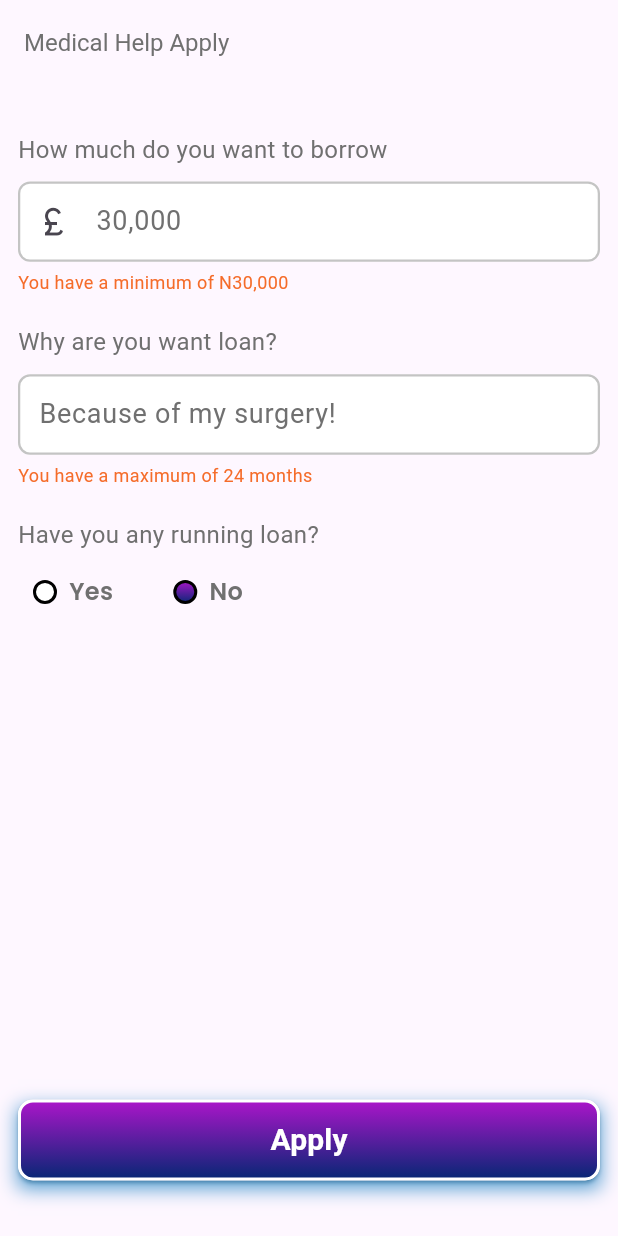
After one commit to shahidulislam-dev/NGO_Loan_App, a Flutter app: the MedicalHelpApply screen opened directly, on a phone screen of 412 x 824 dp. The commit adds this screen. Run offline on Flutter 3.47's test engine with Material 3 defaults, Android fonts, the phone set to English and light mode, and no system bars; our stand-ins replace carousel_slider, cloud_firestore, dotted_border, dropdown_button2, firebase_auth, firebase_core and 8 more; accounts and stored records are empty.

Commit message:
"Medical Help Screens"

```diff
--- /dev/null
+++ b/ngo_loan_app/lib/features/loan/presention/screens/medical/help/medical_help_apply.dart
@@ -0,0 +1,94 @@
+import 'package:get/get.dart';
+import 'package:ngo_app/common/const/const.dart';
+import 'package:ngo_app/features/loan/presention/screens/widgets/loan_text_field.dart';
+import 'package:ngo_app/widgets_common/custom_button.dart';
+import 'package:ngo_app/widgets_common/custom_radio.dart';
+import 'package:ngo_app/widgets_common/custom_text.dart';
+
+class MedicalHelpApply extends StatefulWidget {
+  const MedicalHelpApply({super.key});
+
+  @override
+  State<MedicalHelpApply> createState() => _MedicalHelpApplyState();
+}
+
+class _MedicalHelpApplyState extends State<MedicalHelpApply> {
+
+  TextEditingController controller = TextEditingController();
+  String selectedOption = "No";
+  @override
+  Widget build(BuildContext context) {
+
+
+    return Scaffold(
+      appBar: AppBar(
+        title: const CustomText("Medical Help Apply",
+          size: 16,
+          color: AppColors.darkGrey,),
+      ),
+      body: Padding(
+        padding: const EdgeInsets.all(12.0),
+        child: Column(
+          children: [
+            Expanded(
+              child: SingleChildScrollView(
+                physics: const BouncingScrollPhysics(),
+                child: Column(
+                  crossAxisAlignment: CrossAxisAlignment.start,
+                  children: [
+                    const SizedBox(height: 20),
+                    LoanTextField(
+                        controller: controller,
+                        hintText: "30,000",
+                      prefixIcon: const Icon(Icons.currency_pound),
+                      title: "How much do you want to borrow",
+                      instructions: "You have a minimum of N30,000",
+                      keyboardType: TextInputType.number,
+                    ),
+                    const SizedBox(height: 20),
+                    LoanTextField(
+                      controller: controller,
+                      hintText: "Because of my surgery!",
+                      title: "Why are you want loan?",
+                      instructions: "You have a maximum of 24 months",
+                      keyboardType: TextInputType.text,
+                    ),
+
+
+                    const SizedBox(height: 20),
+                    const CustomText(
+                      "Have you any running loan?",
+                      size: 16,
+                      color: AppColors.darkGrey,
+                    ),
+                    const SizedBox(height: 15),
+                    Padding(
+                      padding: const EdgeInsets.only(left: 10.0),
+                      child: Row(
+                        children: [
+                          customRadio("Yes", selectedOption, (val) {
+                            setState(() => selectedOption = val);
+                          }),
+                          const SizedBox(width: 20),
+                          customRadio("No", selectedOption, (val) {
+                            setState(() => selectedOption = val);
+                          }),
+                        ],
+                      ),),
+                    const SizedBox(height: 20),
+                  ],
+                ),
+              ),
+            ),
+            customButton(
+              onPressed: ()  {
+              },
+              text: "Apply",
+            ),
+            const SizedBox(height: 25),
+          ],
+        ),
+      ),
+    );
+  }
+}
--- /dev/null
+++ b/ngo_loan_app/lib/features/loan/presention/screens/widgets/loan_text_field.dart
@@ -0,0 +1,77 @@
+import 'package:ngo_app/common/const/const.dart';
+import 'package:ngo_app/widgets_common/custom_text.dart';
+
+class LoanTextField extends StatelessWidget {
+  final TextEditingController controller;
+  final TextInputType? keyboardType;
+  final String? hintText;
+  final String? title;
+  final String? instructions;
+  final Widget? prefixIcon;
+  final VoidCallback? onTap;
+
+  const LoanTextField({
+    super.key,
+    required this.controller,
+    this.keyboardType,
+    required this.hintText,
+    this.title,
+    this.instructions,
+    this.prefixIcon,
+    this.onTap,
+  });
+
+  @override
+  Widget build(BuildContext context) {
+    double height = MediaQuery.of(context).size.height;
+    double width = MediaQuery.of(context).size.width;
+
+    return Column(
+      crossAxisAlignment: CrossAxisAlignment.start,
+      children: [
+         CustomText(
+          title!,
+          size: 16,
+          color: AppColors.darkGrey,
+        ),
+        const SizedBox(height: 10),
+        TextFormField(
+          controller: controller,
+          keyboardType: keyboardType,
+          onTap: onTap,
+          style: const TextStyle(fontSize: 18),
+          decoration: InputDecoration(
+            contentPadding: const EdgeInsets.only(top: 15.0, bottom: 15, left: 10),
+            constraints: BoxConstraints(
+              maxHeight: height * 0.065,
+              maxWidth: width,
+            ),
+            filled: true,
+            fillColor: Colors.white,
+            hintText: hintText,
+            hintStyle: const TextStyle(color: AppColors.darkGrey, fontSize: 18),
+            prefixIcon: prefixIcon,
+            border: OutlineInputBorder(
+              borderRadius: BorderRadius.circular(8.0),
+              borderSide: const BorderSide(color: AppColors.borderColor, width: 1.5),
+            ),
+            focusedBorder: OutlineInputBorder(
+              borderRadius: BorderRadius.circular(8.0),
+              borderSide: const BorderSide(color: AppColors.borderColor, width: 1.5),
+            ),
+            enabledBorder: OutlineInputBorder(
+              borderRadius: BorderRadius.circular(8.0),
+              borderSide: const BorderSide(color: AppColors.borderColor, width: 1.5),
+            ),
+          ),
+        ),
+        const SizedBox(height: 5),
+        CustomText(
+         instructions!,
+          color: const Color(0xFFF56C2A),
+          size: 12,
+        ),
+      ],
+    );
+  }
+}
--- a/ngo_loan_app/lib/features/navbar/controller/nav_controller.dart
+++ b/ngo_loan_app/lib/features/navbar/controller/nav_controller.dart
@@ -19,4 +19,5 @@ class NavController extends GetxController {
       return true;
     }
   }
+
 }
--- a/ngo_loan_app/pubspec.yaml
+++ b/ngo_loan_app/pubspec.yaml
@@ -29,6 +29,7 @@ dependencies:
   cloud_firestore: ^5.6.9
   firebase_auth: ^5.6.0
   shared_preferences: ^2.5.3
+  step_progress_indicator: ^1.0.0
 
 dev_dependencies:
   flutter_test:
```
Also changed, not shown: ngo_loan_app/lib/features/dashboard/presentation/screen/user_dashboard_screen.dart (added, +159 -0 lines), ngo_loan_app/lib/features/home/presentation/screen/home_screen.dart (+10 -6 lines), ngo_loan_app/lib/features/loan_history/loan_history_screen.dart (+42 -24 lines), ngo_loan_app/lib/features/navbar/presentation/nav_bar.dart (+8 -2 lines), ngo_loan_app/pubspec.lock.
